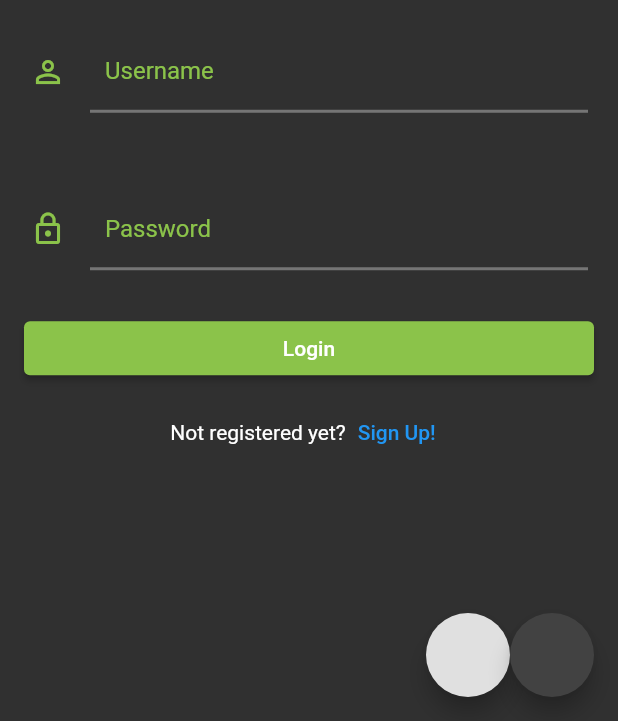
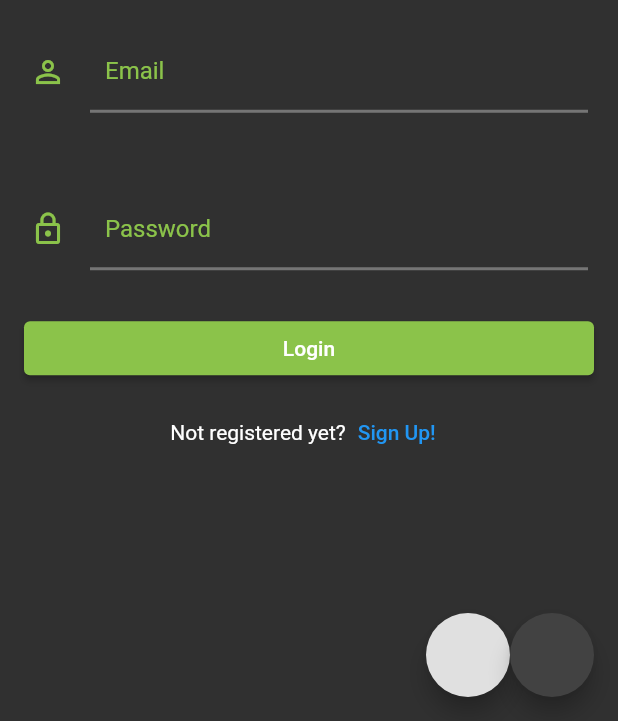
Before and after one commit to CianGibbons/CoreFit-Academy, a Flutter app: the screen it shows after launch, after a tap on "Login", on a phone screen of 412 x 824 dp, the part 515-1236 px from its top. Run offline on Flutter 3.47's test engine with Material 2 defaults, Android fonts, the phone set to English and light mode, and no system bars; our stand-ins replace firebase_auth, firebase_core, google_fonts; accounts and stored records are empty; network calls fail.

Commit message:
Implemented Email/Password Auth

```diff
--- a/lib/main.dart
+++ b/lib/main.dart
@@ -1,12 +1,27 @@
+import 'package:corefit_academy/screens/landing_page.dart';
 import 'package:corefit_academy/screens/signup_page.dart';
 import 'package:flutter/material.dart';
 import 'screens/login_page.dart';
 import 'utilities/themes.dart';
 import 'package:firebase_core/firebase_core.dart';
+import 'package:flutter/foundation.dart' show kIsWeb;
 
 Future<void> main() async {
   WidgetsFlutterBinding.ensureInitialized();
-  await Firebase.initializeApp();
+  if (kIsWeb) {
+    await Firebase.initializeApp(
+        options: const FirebaseOptions(
+            apiKey: "AIzaSyB9m7bqdgKflHBHjK54XzXX34wcUmnFM3U",
+            authDomain: "corefit-academy.firebaseapp.com",
+            projectId: "corefit-academy",
+            storageBucket: "corefit-academy.appspot.com",
+            messagingSenderId: "265698258465",
+            appId: "1:265698258465:web:db296d74c5a91a828c3d60",
+            measurementId: "G-MP1G6K0F2C"));
+  } else {
+    await Firebase.initializeApp();
+  }
+
   runApp(const CoreFitAcademy());
 }
 
@@ -24,10 +39,9 @@ class CoreFitAcademy extends StatelessWidget {
           theme: theme,
           initialRoute: '/',
           routes: {
-            // When navigating to the "/" route, build the FirstScreen widget.
             '/login': (context) => const LoginPage(),
-            // When navigating to the "/second" route, build the SecondScreen widget.
             '/signup': (context) => const SignUpPage(),
+            '/home': (context) => const LandingPage(),
           },
           home: const LoginPage(),
         );
--- a/lib/screens/login_page.dart
+++ b/lib/screens/login_page.dart
@@ -1,4 +1,5 @@
 import 'package:corefit_academy/main.dart';
+import 'package:firebase_auth/firebase_auth.dart';
 import 'package:flutter/material.dart';
 import 'package:corefit_academy/utilities/themes.dart';
 import 'package:corefit_academy/components/custom_input_text_field.dart';
@@ -12,8 +13,10 @@ class LoginPage extends StatefulWidget {
 }
 
 class _LoginPageState extends State<LoginPage> {
-  String username = "";
-  String password = "";
+  String _email = "";
+  String _password = "";
+
+  final _auth = FirebaseAuth.instance;
 
   @override
   Widget build(BuildContext context) {
@@ -29,13 +32,13 @@ class _LoginPageState extends State<LoginPage> {
             logoTextFontSize: 30.0,
           ),
           CustomInputTextField(
-            textInputType: TextInputType.text,
+            textInputType: TextInputType.emailAddress,
             iconData: Icons.person_outline,
-            inputLabel: "Username",
+            inputLabel: "Email",
             obscureText: false,
             onChanged: (value) {
               setState(() {
-                username = value;
+                _email = value;
               });
             },
           ),
@@ -49,7 +52,7 @@ class _LoginPageState extends State<LoginPage> {
             obscureText: true,
             onChanged: (value) {
               setState(() {
-                password = value;
+                _password = value;
               });
             },
           ),
@@ -57,9 +60,17 @@ class _LoginPageState extends State<LoginPage> {
             padding: const EdgeInsets.all(8.0),
             margin: const EdgeInsets.symmetric(horizontal: 8.0),
             child: ElevatedButton(
-              onPressed: () {
-                print("Username: " + username);
-                print("Password: " + password);
+              onPressed: () async {
+                try {
+                  final newUser = await _auth.signInWithEmailAndPassword(
+                      email: _email, password: _password);
+                  if (newUser != null) {
+                    //Go to home page
+                    Navigator.pushNamed(context, "/home");
+                  }
+                } catch (e) {
+                  print(e);
+                }
               },
               child: const Text('Login'),
             ),
@@ -82,11 +93,13 @@ class _LoginPageState extends State<LoginPage> {
         mainAxisAlignment: MainAxisAlignment.end,
         children: [
           FloatingActionButton(
+              heroTag: "btn1",
               backgroundColor: Colors.grey.shade300,
               onPressed: () {
                 ThemeController.setTheme(context, Themes().lightTheme);
               }),
           FloatingActionButton(
+              heroTag: "btn2",
               backgroundColor: Colors.grey.shade800,
               onPressed: () {
                 ThemeController.setTheme(context, Themes().darkTheme);
--- a/lib/utilities/constants.dart
+++ b/lib/utilities/constants.dart
@@ -5,3 +5,5 @@ TextStyle coreFitTextStyle = GoogleFonts.roboto(
     textStyle: const TextStyle(
   fontSize: 30.0,
 ));
+
+const kErrorMessage = TextStyle(fontSize: 12.0, color: Colors.red);
```
Also changed, not shown: lib/screens/landing_page.dart (added, +42 -0 lines), lib/screens/signup_page.dart (+43 -23 lines), 1 other file.
